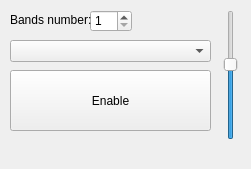
Above: lightandchill.ui from LightAndChill/QtLightAndChill before the change. Below: the same form after it.
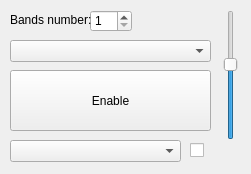
That is the form after the change.

Commit message: Send commmands to serial

The edit to the form file:
```diff
--- a/lightandchill.ui
+++ b/lightandchill.ui
@@ -7,7 +7,7 @@
     <x>0</x>
     <y>0</y>
     <width>251</width>
-    <height>169</height>
+    <height>174</height>
    </rect>
   </property>
   <property name="windowTitle">
@@ -84,6 +84,29 @@
     <enum>Qt::Vertical</enum>
    </property>
   </widget>
+  <widget class="QComboBox" name="serialList">
+   <property name="geometry">
+    <rect>
+     <x>10</x>
+     <y>140</y>
+     <width>171</width>
+     <height>22</height>
+    </rect>
+   </property>
+  </widget>
+  <widget class="QCheckBox" name="serialEnabled">
+   <property name="geometry">
+    <rect>
+     <x>190</x>
+     <y>140</y>
+     <width>20</width>
+     <height>20</height>
+    </rect>
+   </property>
+   <property name="text">
+    <string/>
+   </property>
+  </widget>
  </widget>
  <layoutdefault spacing="6" margin="11"/>
  <resources/>
```
The commit also changes 2 other files.
